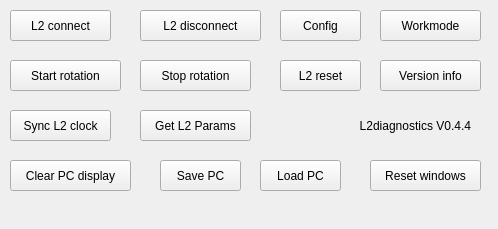
markgol/L2diagnostic, file forms/ControlsDock.ui: the form before one commit.
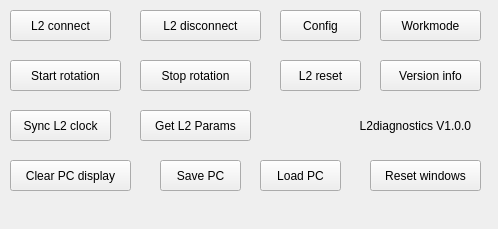
The form after the commit.

The edit to the form file:
```diff
--- a/forms/ControlsDock.ui
+++ b/forms/ControlsDock.ui
@@ -206,7 +206,7 @@
      </rect>
     </property>
     <property name="text">
-     <string>L2diagnostics V0.4.4</string>
+     <string>L2diagnostics V1.0.0</string>
     </property>
     <property name="alignment">
      <set>Qt::AlignmentFlag::AlignRight|Qt::AlignmentFlag::AlignTrailing|Qt::AlignmentFlag::AlignVCenter</set>
```
